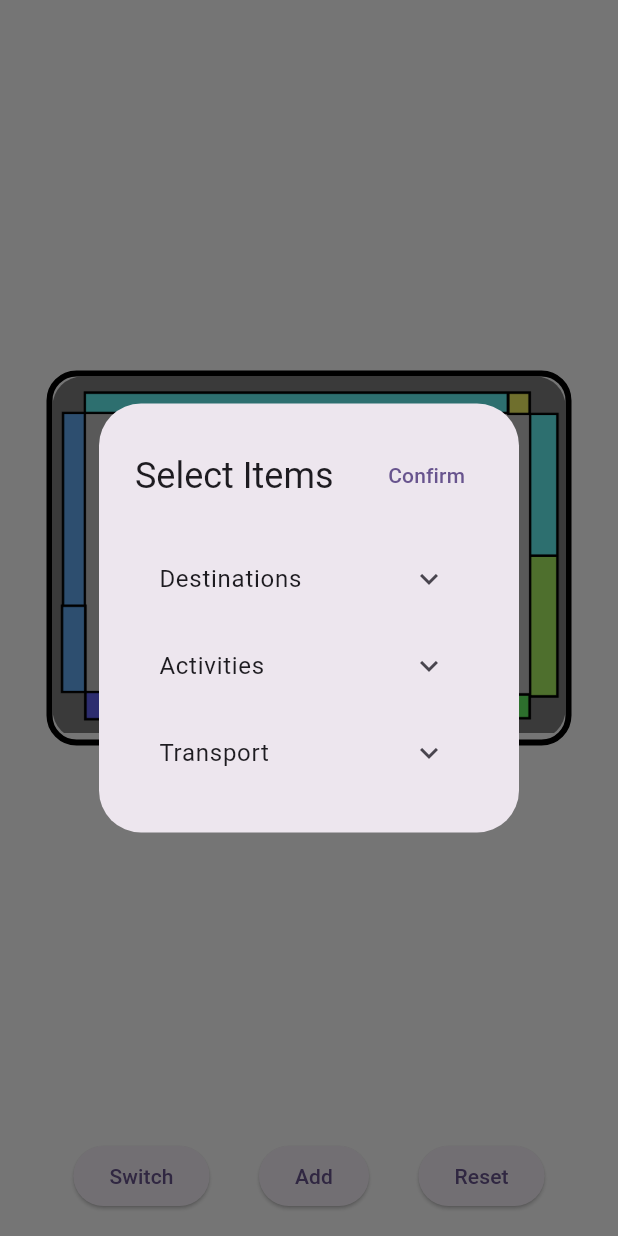
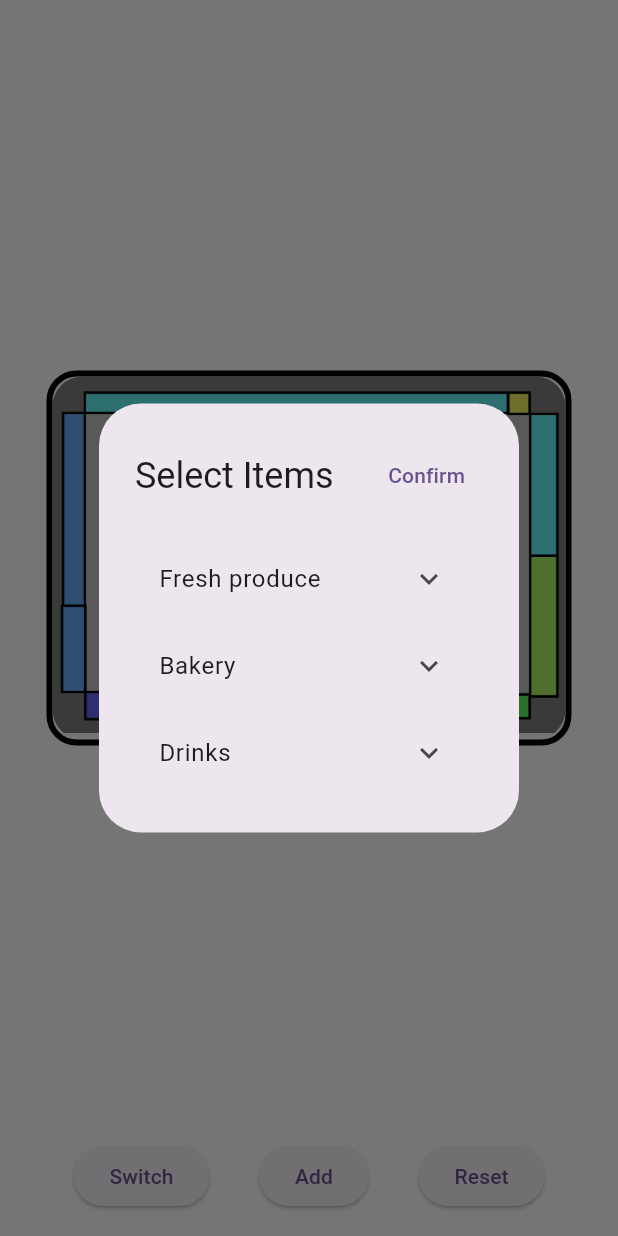
Before and after one commit to SmartMobile-IndividualProject/GroceryRouter, a Flutter app: the MapBase screen opened directly, item 2 of the bottom bar chosen, on a phone screen of 412 x 824 dp. Run offline on Flutter 3.47's test engine with Material 3 defaults, Android fonts, the phone set to English and light mode, and no system bars.

Commit message:
tried fixing the pathing between selected items, failed

```diff
--- a/lib/components/map_base.dart
+++ b/lib/components/map_base.dart
@@ -1,6 +1,9 @@
+import 'dart:io';
 import 'dart:math';
-
+import 'dart:typed_data';
 import 'package:flutter/material.dart';
+import 'package:image/image.dart' as img;
+import 'package:flutter/services.dart' as services;
 
 class CategoryItem {
   final String name;
@@ -20,17 +23,17 @@ class CategoryItem {
 class PathNode {
   final int x;
   final int y;
-  double g = 0; // Cost from start to this node
-  double h = 0; // Estimated cost from this node to end
-  double get f => g + h; // Total cost
+  double g = double.infinity; // Cost from start to this node
+  double h = 0.0; // Estimated cost from this node to end
+  double f = double.infinity; // Total cost
   PathNode? parent;
 
   PathNode(this.x, this.y);
 
   @override
-  bool operator ==(Object other) =>
-      identical(this, other) ||
-      other is PathNode && runtimeType == other.runtimeType && x == other.x && y == other.y;
+  bool operator ==(Object other) {
+    return other is PathNode && other.x == x && other.y == y;
+  }
 
   @override
   int get hashCode => x.hashCode ^ y.hashCode;
@@ -44,12 +47,15 @@ class MapBase extends StatefulWidget {
 }
 
 class _MapBaseState extends State<MapBase> {
+  img.Image? mapImage;
   List<CategoryItem> selectedPoints1 = [];
   List<CategoryItem> selectedPoints2 = [];
   bool isImage1 = true;
   double imageWidth = 350;
   double imageHeight = 250;
   String selectedImage = 'Image 1';
+  Offset startMarker = const Offset(261, 210);
+  Offset endMarker = const Offset(120, 210);
 
   // Define grid size for pathfinding
   static const int gridWidth = 35; // Number of cells horizontally
@@ -62,56 +68,76 @@ class _MapBaseState extends State<MapBase> {
     Rect.fromLTWH(25, 15, 5, 5),  // Example obstacle
   ];
 
+  @override
+  void initState() {
+    super.initState();
+    loadMapImage();
+  }
+
+  Future<void> loadMapImage() async {
+    // Load the image from assets using Flutter's asset bundle
+    final ByteData data = await services.rootBundle.load('assets/map_prototype.png');
+    final List<int> bytes = data.buffer.asUint8List();
+
+    // Decode the image using the image package
+    img.Image image = img.decodeImage(Uint8List.fromList(bytes))!;
+
+    // Store the decoded image in mapImage
+    setState(() {
+      mapImage = image;
+    });
+  }
+
   final Map<String, List<CategoryItem>> categoryItems = {
-    'Destinations': [
+    'Fresh produce': [
       CategoryItem(
-        name: 'Airport',
-        category: 'Destinations',
-        position: Offset(50, 50),
+        name: 'Apple',
+        category: 'Fresh produce',
+        position: Offset(238, 188),
       ),
       CategoryItem(
-        name: 'Hotel',
-        category: 'Destinations',
-        position: Offset(150, 100),
+        name: 'Cabbage',
+        category: 'Fresh produce',
+        position: Offset(319, 164),
       ),
       CategoryItem(
-        name: 'Restaurant',
-        category: 'Destinations',
-        position: Offset(250, 150),
+        name: 'Melon',
+        category: 'Fresh produce',
+        position: Offset(266, 112),
       ),
     ],
-    'Activities': [
+    'Bakery': [
       CategoryItem(
-        name: 'Hiking',
-        category: 'Activities',
-        position: Offset(100, 200),
+        name: 'Baguettes',
+        category: 'Bakery',
+        position: Offset(266, 50),
       ),
       CategoryItem(
-        name: 'Swimming',
-        category: 'Activities',
-        position: Offset(200, 75),
+        name: 'Bread',
+        category: 'Bakery',
+        position: Offset(207, 87),
       ),
       CategoryItem(
-        name: 'Shopping',
-        category: 'Activities',
-        position: Offset(300, 125),
+        name: 'Sandwich',
+        category: 'Bakery',
+        position: Offset(164, 172),
       ),
     ],
-    'Transport': [
+    'Drinks': [
       CategoryItem(
-        name: 'Bus',
-        category: 'Transport',
-        position: Offset(75, 150),
+        name: 'Alcohol',
+        category: 'Drinks',
+        position: Offset(48, 70),
       ),
       CategoryItem(
-        name: 'Train',
-        category: 'Transport',
-        position: Offset(175, 175),
+        name: 'Soda',
+        category: 'Drinks',
+        position: Offset(115, 110),
       ),
       CategoryItem(
-        name: 'Taxi',
-        category: 'Transport',
-        position: Offset(275, 100),
+        name: 'Water',
+        category: 'Drinks',
+        position: Offset(94, 171),
       ),
     ],
   };
@@ -131,14 +157,18 @@ class _MapBaseState extends State<MapBase> {
   }
 
   // Check if a grid cell is walkable (not in an obstacle)
-  bool isWalkable(int x, int y) {
+  bool isWalkable(int x, int y, img.Image mapImage) {
+    // Convert grid coordinates to screen coordinates
     Offset screenPos = gridToScreen(x, y);
-    for (var obstacle in obstacles) {
-      if (obstacle.contains(screenPos)) {
-        return false;
+
+    // Get the pixel at the screen position
+    img.Pixel pixel = mapImage.getPixel(screenPos.dx.toInt(), screenPos.dy.toInt());
+
+    return isGrayColor(pixel);
   }
-    }
-    return true;
+
+  bool isGrayColor(img.Pixel color) {
+    return color.r == 195 && color.g == 195 && color.b == 195;
   }
 
   // Get valid neighbors for a node
@@ -155,7 +185,7 @@ class _MapBaseState extends State<MapBase> {
 
       if (newX >= 0 && newX < gridWidth &&
           newY >= 0 && newY < gridHeight &&
-          isWalkable(newX, newY)) {
+          isWalkable(newX, newY, mapImage!)) {
         neighbors.add(PathNode(newX, newY));
       }
     }
@@ -169,7 +199,7 @@ class _MapBaseState extends State<MapBase> {
   }
 
   // A* pathfinding algorithm
-  List<Offset> findPath(Offset start, Offset end) {
+  List<Offset> findPath(Offset start, Offset end, Set<PathNode> visitedNodes) {
   Point<int> startGrid = screenToGrid(start);
   Point<int> endGrid = screenToGrid(end);
 
@@ -179,28 +209,32 @@ class _MapBaseState extends State<MapBase> {
   List<PathNode> openSet = [startNode];
   Set<PathNode> closedSet = {};
 
+  startNode.g = 0;
+  startNode.f = heuristic(startNode, endNode);
+
   while (openSet.isNotEmpty) {
+    // Get the node with the lowest f score
     PathNode current = openSet.reduce((a, b) => a.f < b.f ? a : b);
 
     if (current == endNode) {
-        // Reconstruct path
+      // Reconstruct the path
       List<Offset> path = [];
       PathNode? node = current;
       while (node != null) {
         path.add(gridToScreen(node.x, node.y));
         node = node.parent;
       }
-        return path.reversed.toList();
+      return path.reversed.toList(); // Return reversed path
     }
 
     openSet.remove(current);
     closedSet.add(current);
+    visitedNodes.add(current); // Mark as visited
 
     for (var neighbor in getNeighbors(current)) {
-        if (closedSet.contains(neighbor)) continue;
+      if (closedSet.contains(neighbor) || visitedNodes.contains(neighbor)) continue;
 
       double tentativeG = current.g + 1;
-
       if (!openSet.contains(neighbor)) {
         openSet.add(neighbor);
       } else if (tentativeG >= neighbor.g) {
@@ -209,11 +243,11 @@ class _MapBaseState extends State<MapBase> {
 
       neighbor.parent = current;
       neighbor.g = tentativeG;
-        neighbor.h = heuristic(neighbor, endNode);
+      neighbor.f = neighbor.g + heuristic(neighbor, endNode);
     }
   }
 
-    // If no path found, return direct line
+  // If no path is found, return a direct line
   return [start, end];
 }
 
@@ -310,6 +344,7 @@ class _MapBaseState extends State<MapBase> {
                           fit: BoxFit.cover,
                         ),
                       ),
+                      if(mapImage != null)
                       CustomPaint(
                         size: Size(imageWidth, imageHeight),
                         painter: PointsAndRoutePainter(
@@ -317,6 +352,9 @@ class _MapBaseState extends State<MapBase> {
                           imageWidth: imageWidth,
                           imageHeight: imageHeight,
                           findPath: findPath,
+                          startMarker: startMarker,
+                          endMarker: endMarker,
+                          mapImage: mapImage!,
                         ),
                       ),
                     ],
@@ -389,19 +427,36 @@ class PointsAndRoutePainter extends CustomPainter {
   final List<CategoryItem> points;
   final double imageWidth;
   final double imageHeight;
-  final Function(Offset, Offset) findPath;
+  final Function(Offset, Offset, Set<PathNode>) findPath;
+  final Offset startMarker;
+  final Offset endMarker;
   static const double circleRadius = 6.0;
   static const double strokeWidth = 2.0;
+  final img.Image mapImage;
 
   PointsAndRoutePainter({
     required this.points,
     required this.imageWidth,
     required this.imageHeight,
     required this.findPath,
+    required this.startMarker,
+    required this.endMarker,
+    required this.mapImage,
   });
+
+  bool isGrayColor(img.Pixel color) {
+    return color.r == 195 && color.g == 195 && color.b == 195;
+  }
+
+  // // Calculate the distance between two points
+  // double calculateDistance(Offset a, Offset b) {
+  //   return (a.dx - b.dx).abs() + (a.dy - b.dy).abs(); // Manhattan Distance
+  // }
 
   @override
   void paint(Canvas canvas, Size size) {
+    if (mapImage == null) return;
+
     final Paint circleFillPaint = Paint()
       ..color = Colors.white
       ..style = PaintingStyle.fill;
@@ -416,10 +471,33 @@ class PointsAndRoutePainter extends CustomPainter {
       ..strokeWidth = 3.0
       ..style = PaintingStyle.stroke;
 
-    // Draw routes between points using pathfinding
+    final Paint startMarkerPaint = Paint()
+      ..color = Colors.green
+      ..style = PaintingStyle.fill;
+
+    final Paint endMarkerPaint = Paint()
+      ..color = Colors.red
+      ..style = PaintingStyle.fill;
+
+    Set<PathNode> visitedNodes = {};
+
+    // Step 1: Draw route from start marker to the first selected point
+    if (points.isNotEmpty) {
+      List<Offset> startToFirstPointPath = findPath(startMarker, points.first.position, visitedNodes);
+      if (startToFirstPointPath.length > 1) {
+        Path path = Path();
+        path.moveTo(startToFirstPointPath.first.dx, startToFirstPointPath.first.dy);
+        for (int i = 1; i < startToFirstPointPath.length; i++) {
+          path.lineTo(startToFirstPointPath[i].dx, startToFirstPointPath[i].dy);
+        }
+        canvas.drawPath(path, routePaint);
+      }
+    }
+
+    // Step 2: Draw routes between selected points
     if (points.length > 1) {
       for (int i = 0; i < points.length - 1; i++) {
-        List<Offset> pathPoints = findPath(points[i].position, points[i + 1].position);
+        List<Offset> pathPoints = findPath(points[i].position, points[i + 1].position, visitedNodes);
 
         if (pathPoints.length > 1) {
           Path path = Path();
@@ -434,11 +512,32 @@ class PointsAndRoutePainter extends CustomPainter {
       }
     }
 
+    // Step 3: Draw route from the last selected point to the end marker
+    if (points.isNotEmpty) {
+      List<Offset> lastToEndPath = findPath(points.last.position, endMarker, visitedNodes);
+      if (lastToEndPath.length > 1) {
+        Path path = Path();
+        path.moveTo(lastToEndPath.first.dx, lastToEndPath.first.dy);
+        for (int i = 1; i < lastToEndPath.length; i++) {
+          path.lineTo(lastToEndPath[i].dx, lastToEndPath[i].dy);
+        }
+        canvas.drawPath(path, routePaint);
+      }
+    }
+
     // Draw circles for each point
     for (var point in points) {
       canvas.drawCircle(point.position, circleRadius, circleFillPaint);
       canvas.drawCircle(point.position, circleRadius, circleStrokePaint);
     }
+
+    // Draw start marker
+    canvas.drawCircle(startMarker, circleRadius, startMarkerPaint);
+    canvas.drawCircle(startMarker, circleRadius, circleStrokePaint);
+
+    // Draw end marker
+    canvas.drawCircle(endMarker, circleRadius, endMarkerPaint);
+    canvas.drawCircle(endMarker, circleRadius, circleStrokePaint);
   }
 
   @override
--- a/pubspec.yaml
+++ b/pubspec.yaml
@@ -33,7 +33,7 @@ dependencies:
   flutter_map: ^7.0.2
   latlong2: ^0.9.1
   flutter_polyline_points: ^2.1.0
-
+  image: ^4.5.2
 
   # The following adds the Cupertino Icons font to your application.
   # Use with the CupertinoIcons class for iOS style icons.
```
Also changed, not shown: lib/components/home_screen.dart (+4 -4 lines), pubspec.lock. Lines whose indentation alone changed are shown as unchanged.
